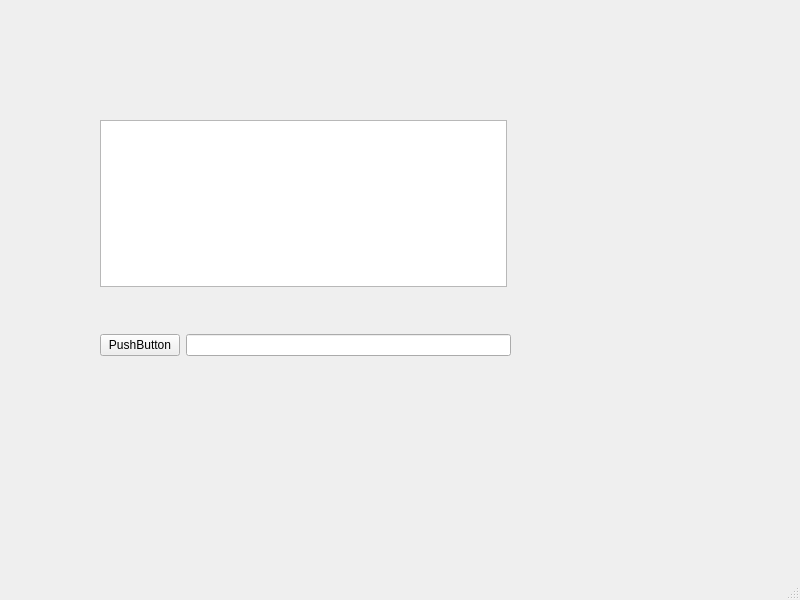
Qt form Code/Chatties/mainwindow.ui (Khoi2310/App_Chatties) before a commit.
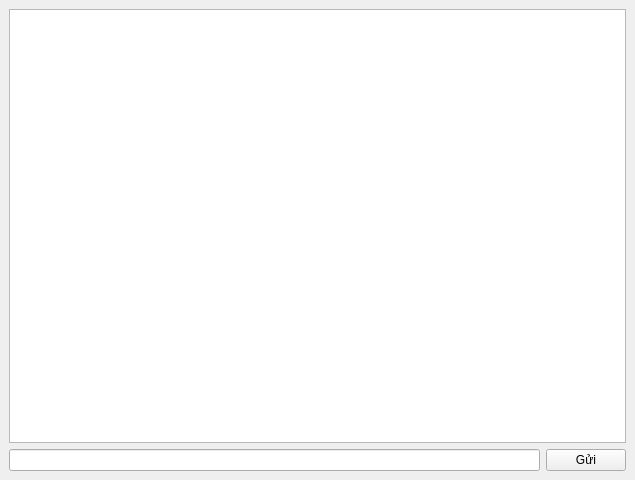
The same form after that commit.

Commit message: simple client

What changed in the file:
```diff
--- a/Code/Chatties/mainwindow.ui
+++ b/Code/Chatties/mainwindow.ui
@@ -6,62 +6,38 @@
    <rect>
     <x>0</x>
     <y>0</y>
-    <width>800</width>
-    <height>600</height>
+    <width>635</width>
+    <height>480</height>
    </rect>
   </property>
   <property name="windowTitle">
    <string>MainWindow</string>
   </property>
   <widget class="QWidget" name="centralwidget">
-   <widget class="QWidget" name="verticalLayoutWidget">
-    <property name="geometry">
-     <rect>
-      <x>100</x>
-      <y>310</y>
-      <width>411</width>
-      <height>71</height>
-     </rect>
-    </property>
+   <layout class="QVBoxLayout" name="verticalLayout_2">
+    <item>
     <layout class="QVBoxLayout" name="verticalLayout">
      <item>
+       <widget class="QListWidget" name="messageList"/>
+      </item>
+     </layout>
+    </item>
+    <item>
       <layout class="QHBoxLayout" name="horizontalLayout">
        <item>
-        <widget class="QPushButton" name="pushButton">
+       <widget class="QLineEdit" name="inputField"/>
+      </item>
+      <item>
+       <widget class="QPushButton" name="sendButton">
          <property name="text">
-          <string>PushButton</string>
+         <string>Gửi</string>
          </property>
         </widget>
        </item>
-       <item>
-        <widget class="QLineEdit" name="lineEdit"/>
-       </item>
       </layout>
      </item>
     </layout>
    </widget>
-   <widget class="QListWidget" name="listWidget">
-    <property name="geometry">
-     <rect>
-      <x>100</x>
-      <y>120</y>
-      <width>407</width>
-      <height>167</height>
-     </rect>
-    </property>
-   </widget>
-  </widget>
-  <widget class="QMenuBar" name="menubar">
-   <property name="geometry">
-    <rect>
-     <x>0</x>
-     <y>0</y>
-     <width>800</width>
-     <height>21</height>
-    </rect>
-   </property>
-  </widget>
-  <widget class="QStatusBar" name="statusbar"/>
  </widget>
  <resources/>
  <connections/>
```
Lines whose indentation alone changed are shown as unchanged. The commit also changes 2 other files.
